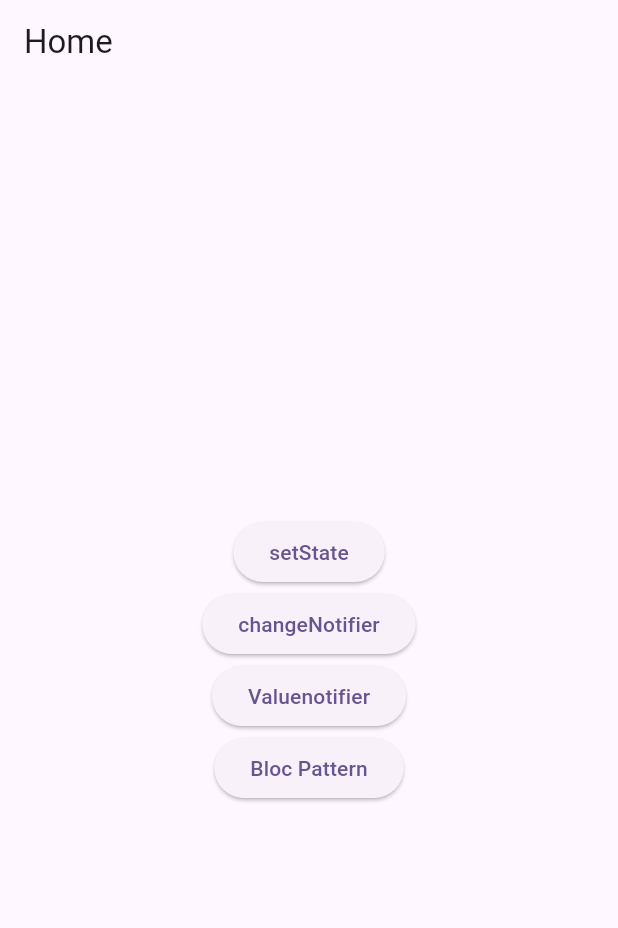
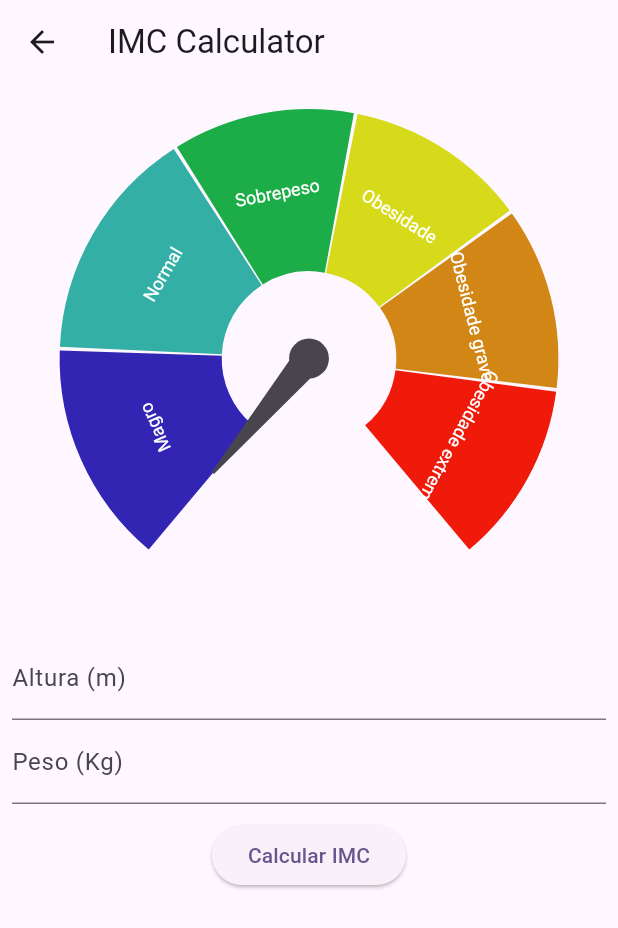
Before and after one commit to Jhonn-y/IMC-calculator-flutter, a Flutter app: the screen it shows after launch, after a tap on "Bloc Pattern", on a phone screen of 412 x 824 dp. Shown: the top 928 px of the screen. Run offline on Flutter 3.47's test engine with Material 3 defaults, Android fonts, the phone set to English and light mode, and no system bars; drawn by our look-alikes of syncfusion_flutter_gauges; our stand-ins replace currency_text_input_formatter.

Commit message:
IMC com blocPattern

```diff
--- /dev/null
+++ b/lib/blocPattern/imc_StatePattern.dart
@@ -0,0 +1,9 @@
+class ImcStatePattern {
+  final double? imc;
+
+  ImcStatePattern({this.imc,});
+}
+
+
+class ImcStatepatternLoading extends ImcStatePattern{
+}
--- /dev/null
+++ b/lib/blocPattern/imc_blocPattern.dart
@@ -0,0 +1,182 @@
+// ignore_for_file: prefer_const_constructors, non_constant_identifier_names, body_might_complete_normally_nullable
+
+import 'package:currency_text_input_formatter/currency_text_input_formatter.dart';
+import 'package:flutter/material.dart';
+import 'package:imc_calculator/blocPattern/imc_StatePattern.dart';
+import 'package:imc_calculator/blocPattern/imc_blocPattern_controller.dart';
+import 'package:imc_calculator/widgets/imc_gauge_range.dart';
+import 'package:intl/intl.dart';
+import 'package:syncfusion_flutter_gauges/gauges.dart';
+
+class ImcBlocPattern extends StatefulWidget {
+  const ImcBlocPattern({super.key});
+
+  @override
+  State<ImcBlocPattern> createState() => _ImcBlocPatternState();
+}
+
+class _ImcBlocPatternState extends State<ImcBlocPattern> {
+  final heightEC = TextEditingController();
+
+  final weightEC = TextEditingController();
+
+  final formkey = GlobalKey<FormState>();
+
+  final controller = ImcBlocpatternController();
+
+
+  @override
+  void dispose() {
+    heightEC.dispose();
+    weightEC.dispose();
+    controller.dispose();
+    super.dispose();
+  }
+
+  @override
+  Widget build(BuildContext context) {
+    return Scaffold(
+      appBar: AppBar(
+        title: Text('IMC Calculator'),
+      ),
+      body: SingleChildScrollView(
+        child: Center(
+          child: Form(
+            key: formkey,
+            child: Padding(
+                padding: const EdgeInsets.all(8.0),
+                child: Column(children: [
+                  StreamBuilder<ImcStatePattern>
+                  (builder: (context, snapshot){
+                    var imc = snapshot.data?.imc ?? 0;
+
+                    return SfRadialGauge(
+                    axes: [
+                      RadialAxis(
+                        showTicks: false,
+                        showLabels: false,
+                        showAxisLine: false,
+                        minimum: 12.5,
+                        maximum: 44.9,
+                        ranges: [
+                          GaugeRangebase(
+                              color: const Color.fromARGB(255, 51, 37, 180),
+                              start: 12.5,
+                              end: 18.5,
+                              label: 'Magro'),
+                          GaugeRangebase(
+                              color: const Color.fromARGB(255, 52, 175, 165),
+                              start: 18.6,
+                              end: 24.9,
+                              label: 'Normal'),
+                          GaugeRangebase(
+                              color: const Color.fromARGB(255, 28, 173, 72),
+                              start: 25,
+                              end: 29.9,
+                              label: 'Sobrepeso'),
+                          GaugeRangebase(
+                              color: const Color.fromARGB(255, 214, 218, 27),
+                              start: 30,
+                              end: 34.9,
+                              label: 'Obesidade'),
+                          GaugeRangebase(
+                            color: const Color.fromARGB(255, 209, 134, 21),
+                            start: 35,
+                            end: 39.9,
+                            label: 'Obesidade grave',
+                          ),
+                          GaugeRangebase(
+                            color: const Color.fromARGB(255, 240, 26, 11),
+                            start: 40,
+                            end: 44.9,
+                            label: 'Obesidade extrema',
+                          )
+                        ],
+                        pointers: [
+                          NeedlePointer(
+                            value: imc ,
+                            enableAnimation: true,
+                          )
+                        ],
+                      ),
+                    ],
+                        );
+                        }, stream: controller.imcOut,),
+                        StreamBuilder<ImcStatePattern>(stream: controller.imcOut,
+                        builder: (context, snapshot) {
+                          return Visibility(
+                            visible: snapshot.data is ImcStatepatternLoading,
+                            child: Center(child: CircularProgressIndicator()));
+                        }),
+                  SizedBox(
+                    height: 10,
+                  ),
+                  TextFormField(
+                    controller: heightEC,
+                    keyboardType: TextInputType.number,
+                    decoration: InputDecoration(
+                      labelText: 'Altura (m)',
+                    ),
+                    validator: (String? value) {
+                      if (value == null || value.isEmpty) {
+                        return 'Campo Obrigatótio!';
+                      }
+                    },
+                    inputFormatters: [
+                      CurrencyTextInputFormatter.currency(
+                        locale: 'pt-BR',
+                        symbol: '',
+                        decimalDigits: 2,
+                        turnOffGrouping: true,
+                      ),
+                    ],
+                  ),
+                  TextFormField(
+                      controller: weightEC,
+                      keyboardType: TextInputType.number,
+                      decoration: InputDecoration(
+                        labelText: 'Peso (Kg)',
+                      ),
+                      validator: (String? value) {
+                        if (value == null || value.isEmpty) {
+                          return 'Campo Obrigatótio!';
+                        }
+                      },
+                      inputFormatters: [
+                        CurrencyTextInputFormatter.currency(
+                          locale: 'pt-BR',
+                          symbol: '',
+                          decimalDigits: 2,
+                          turnOffGrouping: true,
+                        ),
+                      ]),
+                  SizedBox(
+                    height: 10,
+                  ),
+                  ElevatedButton(
+                    onPressed: () {
+                      var formValidate =
+                          formkey.currentState?.validate() ?? false;
+
+                      if (formValidate) {
+                        var formatter = NumberFormat.simpleCurrency(
+                          locale: 'pt-BR',
+                          decimalDigits: 2,
+                        );
+                        double height =
+                            formatter.parse(heightEC.text) as double;
+                        double weight =
+                            formatter.parse(weightEC.text) as double;
+
+                        controller.CalculateIMC(height: height, weight: weight);
+                      }
+                    },
+                    child: Text("Calcular IMC"),
+                  )
+                ])),
+          ),
+        ),
+      ),
+    );
+  }
+}
--- /dev/null
+++ b/lib/blocPattern/imc_blocPattern_controller.dart
@@ -0,0 +1,28 @@
+// ignore_for_file: prefer_const_constructors, non_constant_identifier_names
+
+import 'dart:async';
+import 'dart:math';
+
+import 'package:imc_calculator/blocPattern/imc_StatePattern.dart';
+
+class ImcBlocpatternController {
+
+  final _imcStreamController = StreamController<ImcStatePattern>.broadcast()..add(ImcStatePattern(imc: 0.0));
+
+  Stream<ImcStatePattern> get imcOut => _imcStreamController.stream;
+
+  Future<void> CalculateIMC(
+      {required double height, required double weight}) async {
+        _imcStreamController.add(ImcStatepatternLoading());
+
+    await Future.delayed(Duration(seconds: 1));
+    _imcStreamController.add(ImcStatePattern(imc: 0.0));
+    final imc = weight/ pow(height, 2);
+    _imcStreamController.add(ImcStatePattern(imc: imc));
+  }
+
+  void dispose(){
+    _imcStreamController.close();
+  }
+
+}
--- a/lib/home.dart
+++ b/lib/home.dart
@@ -1,6 +1,7 @@
 // ignore_for_file: prefer_const_constructors
 
 import 'package:flutter/material.dart';
+import 'package:imc_calculator/blocPattern/imc_blocPattern.dart';
 import 'package:imc_calculator/changeNotifier/imc_changeNotifier.dart';
 import 'package:imc_calculator/setState/imc_setState.dart';
 import 'package:imc_calculator/valueNotifier/imc_valueNotifier.dart';
@@ -43,6 +44,8 @@ class Home extends StatelessWidget {
             }, child: Text("Valuenotifier")),
             ElevatedButton(onPressed: (){
 
+            _goToPage(context, ImcBlocPattern());
+
             }, child: Text("Bloc Pattern")),
 
           ],
```
